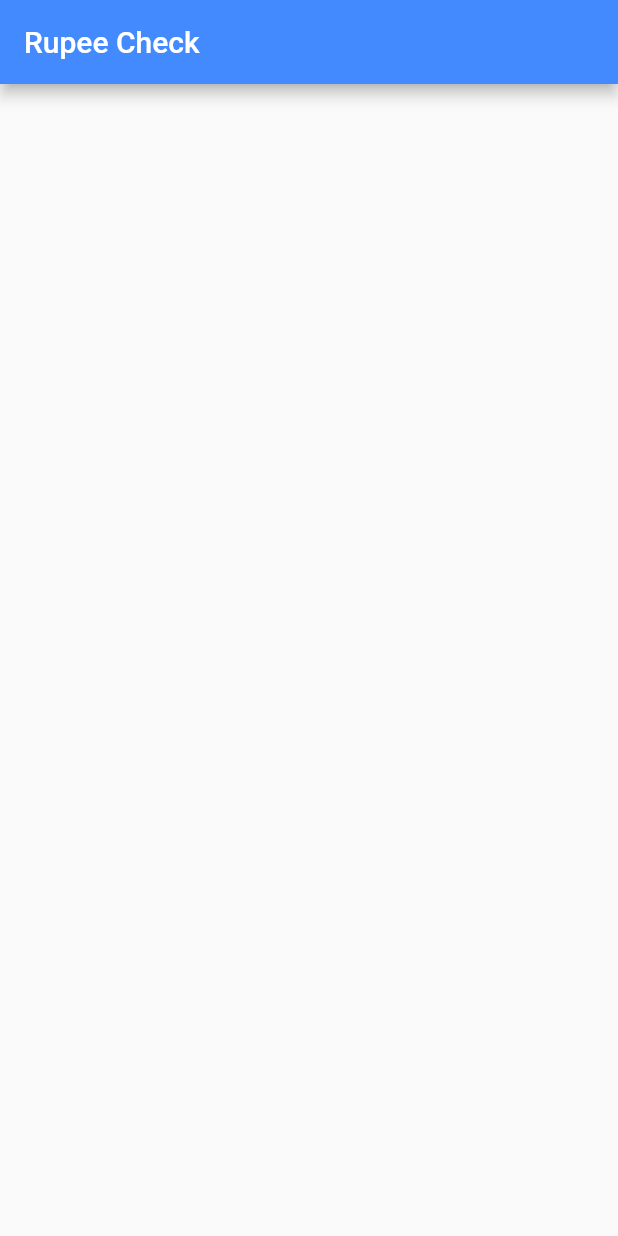
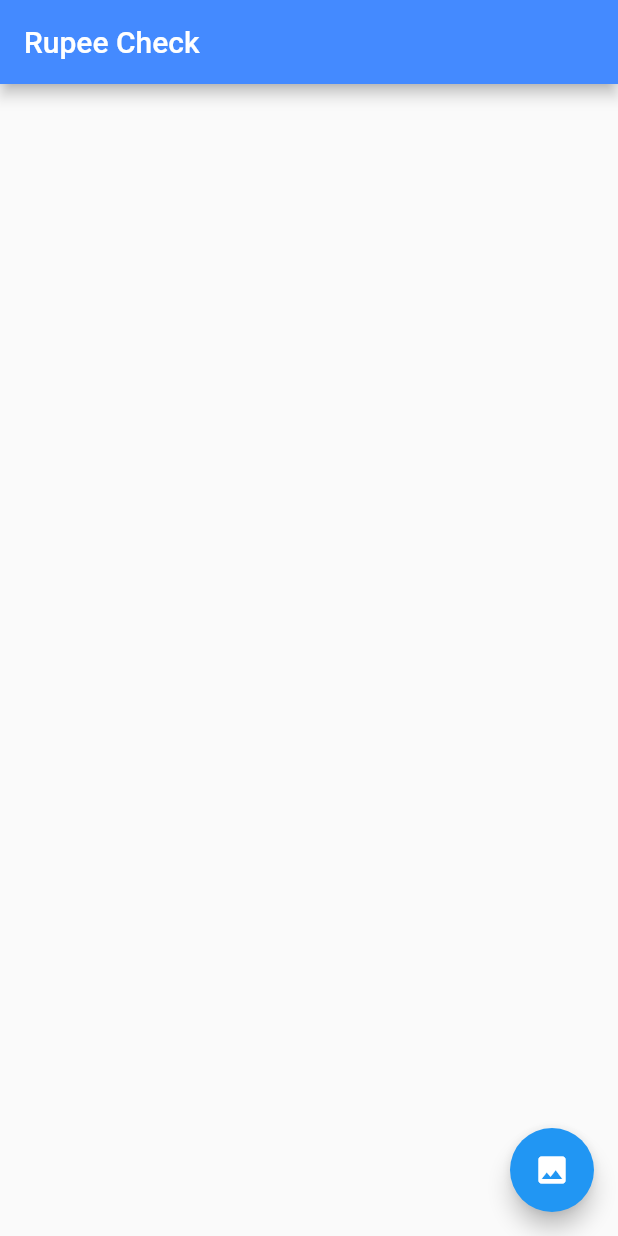
Before and after one commit to byionline/RupeeCheck, a Flutter app: the screen it shows after launch, on a phone screen of 412 x 824 dp. Run offline on Flutter 3.47's test engine with Material 2 defaults, Android fonts, the phone set to English and light mode, and no system bars; missing offline and left inert: tflite.

Commit message:
FloatingActionButton Added

```diff
--- a/lib/HomePage.dart
+++ b/lib/HomePage.dart
@@ -55,7 +55,11 @@ class _HomePageState extends State<HomePage> {
         child: CircularProgressIndicator(),
       ) : Container(
       ),
+      // Add Floating Button at the bottom to select image from the gallery
+      floatingActionButton: FloatingActionButton(
+        child: Icon(Icons.image)
 
+      ),
     );
   }
 
```
